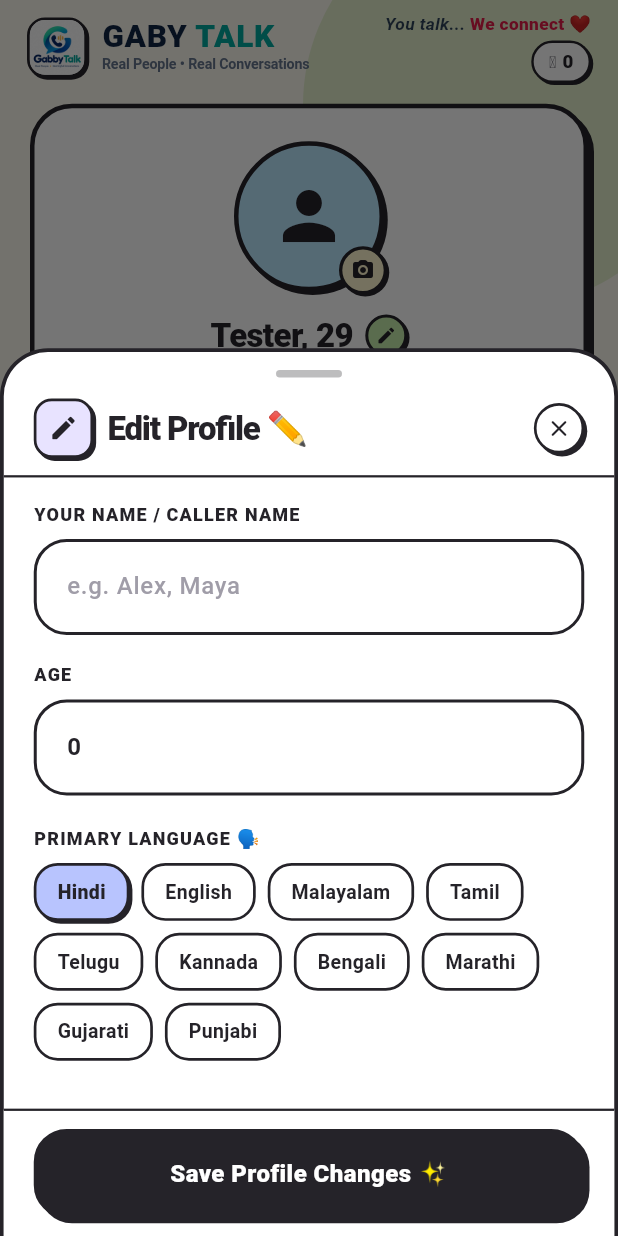
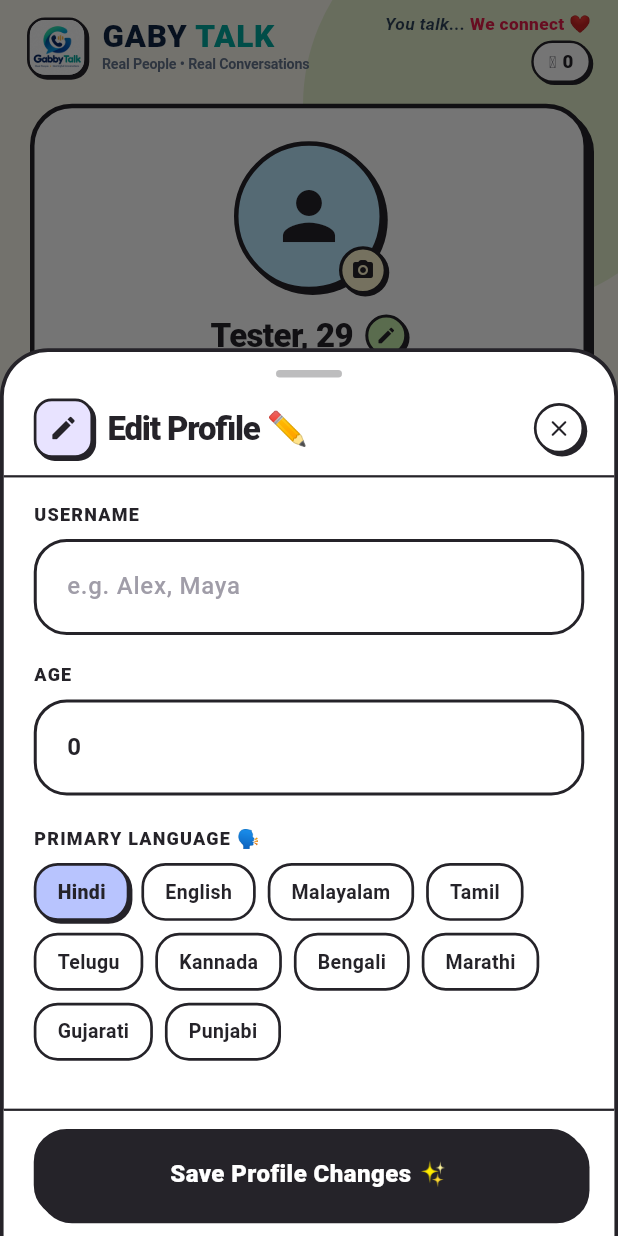
Before and after one commit to empireaeitservices8-lgtm/buddy_app, a Flutter app: the HomeDashboardScreen screen opened directly, item 4 of the bottom bar chosen, after a tap on "Edit Profile", on a phone screen of 412 x 824 dp. Run offline on Flutter 3.47's test engine with Material 3 defaults, Android fonts, the phone set to English and light mode, and no system bars; our stand-ins replace dio, firebase_core, firebase_messaging, flutter_local_notifications, image_picker, permission_handler and 1 more; missing offline and left inert: agora_rtc_engine, agora_token_generator; accounts and stored records are empty; network calls fail; statements that could not run were skipped.

Commit message:
changes in profiledetail,editprofile

```diff
--- a/lib/viewmodels/registration_view_model.dart
+++ b/lib/viewmodels/registration_view_model.dart
@@ -302,8 +302,8 @@ class RegistrationViewModel extends BaseViewModel {
       setError('Please enter your first name');
       return false;
     }
-    if (_age == null || _age! < 10 || _age! > 99) {
-      setError('Please enter a valid 2-digit age (e.g. 18-99)');
+    if (_age == null || _age! < 17 || _age! > 99) {
+      setError('Please enter an age of 18 or above');
       return false;
     }
 
--- a/lib/views/home/home_dashboard_screen.dart
+++ b/lib/views/home/home_dashboard_screen.dart
@@ -450,9 +450,9 @@ class _HomeDashboardScreenState extends State<HomeDashboardScreen> {
             const SizedBox(height: 5),
 
             // Poster Subtitle matching image
-            const Padding(
-              padding: EdgeInsets.symmetric(horizontal: 16),
-              child: Text(
+            Padding(
+              padding: const EdgeInsets.symmetric(horizontal: 16),
+              child: const Text(
                 'Choose a category that feels right for you.',
                 textAlign: TextAlign.center,
                 style: TextStyle(
@@ -463,7 +463,15 @@ class _HomeDashboardScreenState extends State<HomeDashboardScreen> {
                 ),
               ),
             ),
+            const SizedBox(height: 5),
+            Align(
+              alignment: Alignment.topRight,
+                child: TextButton(onPressed: (){
+                  _viewModel.selectAllIntents();
+                }, child: Text("Select All"))),
             const SizedBox(height: 14),
+
+
 
             // 2-Column Grid matching the 3D card layout
             GridView.builder(
--- a/lib/views/home/widgets/edit_caller_profile_bottom_sheet.dart
+++ b/lib/views/home/widgets/edit_caller_profile_bottom_sheet.dart
@@ -229,7 +229,7 @@ class _EditCallerProfileBottomSheetState
                   children: [
                     // 1. NAME FIELD
                     NeoTextField(
-                      label: 'YOUR NAME / CALLER NAME',
+                      label: "USERNAME",
                       hintText: 'e.g. Alex, Maya',
                       controller: _nameController,
                     ),
```
Also changed, not shown: lib/views/registration/profile_details_screen.dart (+97 -61 lines), assets/images/Boy2.png (added), assets/images/Girl2.png (added).
